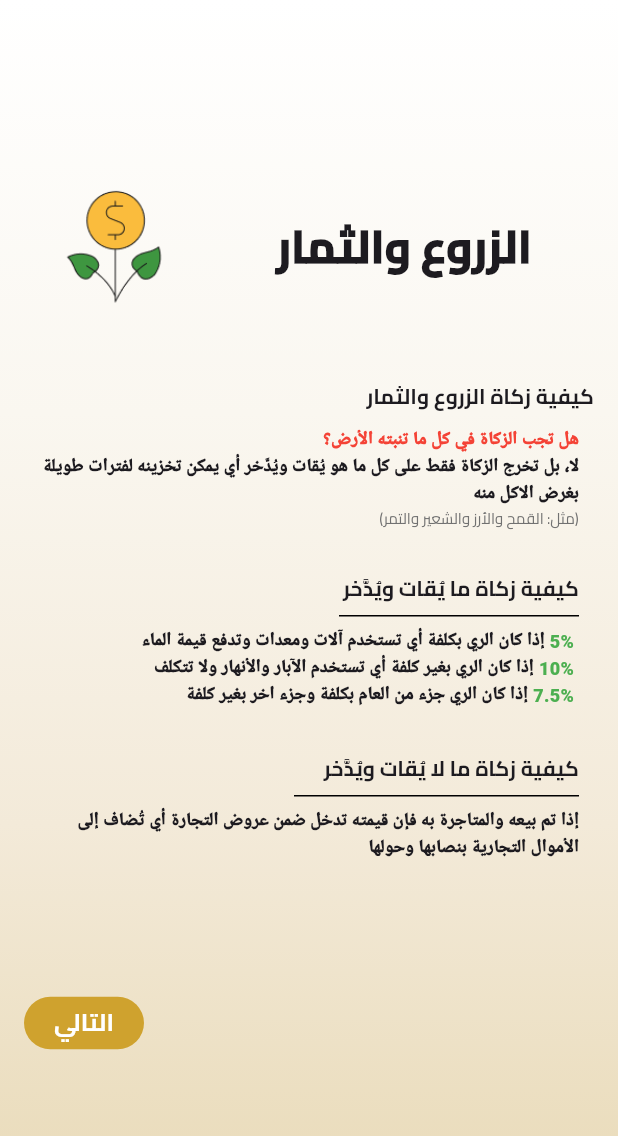
After one commit to Yousef0Salah/Ghina, a Flutter app: the CropsPage screen opened by its route, on a phone screen of 412 x 824 dp. The commit adds this screen. Shown: the top 1136 px of the screen. Run offline on Flutter 3.47's test engine with Material 3 defaults, Android fonts, the phone set to English and light mode, and no system bars; our stand-ins replace go_router; Roboto replaces fonts that are missing (Cairo-Medium).

Commit message:
finsh crops page

```diff
--- a/lib/app_router.dart
+++ b/lib/app_router.dart
@@ -3,21 +3,42 @@ import 'package:ghina/features/Personal%20Zakat/presentation/view/assets_heldFor
 import 'package:ghina/features/Personal%20Zakat/presentation/view/cach1_physicalAssets_page.dart';
 import 'package:ghina/features/Personal%20Zakat/presentation/view/cach2_physicalAssets_page.dart';
 import 'package:ghina/features/Personal%20Zakat/presentation/view/cach3_physicalAssets_page.dart';
+import 'package:ghina/features/Personal%20Zakat/presentation/view/crops_page.dart';
 import 'package:ghina/features/Personal%20Zakat/presentation/view/personal_zakat_page.dart';
 import 'package:ghina/features/chooseService/presentation/views/choose_service_page.dart';
 import 'package:ghina/features/chooseUser/presentation/views/choose_user_page.dart';
 import 'package:ghina/features/login/presentation/views/login_Page.dart';
 import 'package:go_router/go_router.dart';
 
-final GoRouter router = GoRouter(routes: [
-  GoRoute(path: '/', builder: (context, state) => LoginPage(),),
-  GoRoute(path: '/chooseUser', builder: (context, state) => ChooseUserPage(),),
-  GoRoute(path: '/chooseService', builder: (context, state) => ChooseServicePage(),),
-  GoRoute(path: '/kpis', builder: (context, state) => KpiPage(),),
-  GoRoute(path: '/personalZakat', builder: (context, state) => PersonalZakatPage(),),
-  GoRoute(path: '/cach1', builder: (context, state) => Cach1PhysicalassetsPage(),),
-  GoRoute(path: '/cach2', builder: (context, state) => Cach2PhysicalassetsPage(),),
-  GoRoute(path: '/cach3', builder: (context, state) => Cach3PhysicalassetsPage(),),
-  GoRoute(path: '/assets', builder: (context, state) => AssetsHeldforsalePage(),),
-
-]);
+final GoRouter router = GoRouter(
+  routes: [
+    GoRoute(path: '/', builder: (context, state) => LoginPage()),
+    GoRoute(path: '/chooseUser', builder: (context, state) => ChooseUserPage()),
+    GoRoute(
+      path: '/chooseService',
+      builder: (context, state) => ChooseServicePage(),
+    ),
+    GoRoute(path: '/kpis', builder: (context, state) => KpiPage()),
+    GoRoute(
+      path: '/personalZakat',
+      builder: (context, state) => PersonalZakatPage(),
+    ),
+    GoRoute(
+      path: '/cach1',
+      builder: (context, state) => Cach1PhysicalassetsPage(),
+    ),
+    GoRoute(
+      path: '/cach2',
+      builder: (context, state) => Cach2PhysicalassetsPage(),
+    ),
+    GoRoute(
+      path: '/cach3',
+      builder: (context, state) => Cach3PhysicalassetsPage(),
+    ),
+    GoRoute(
+      path: '/assets',
+      builder: (context, state) => AssetsHeldforsalePage(),
+    ),
+    GoRoute(path: '/crops', builder: (context, state) => CropsPage()),
+  ],
+);
--- /dev/null
+++ b/lib/features/Personal Zakat/presentation/view/crops_page.dart
@@ -0,0 +1,19 @@
+
+import 'package:flutter/material.dart';
+import 'package:ghina/const.dart';
+import 'package:ghina/features/Personal%20Zakat/presentation/view/widget/crops_page_body.dart';
+
+class CropsPage extends StatelessWidget {
+  const CropsPage({super.key});
+
+  @override
+  Widget build(BuildContext context) {
+    return Scaffold(
+      body: Container(
+        decoration: BoxDecoration(
+          gradient: bacgroundcolor,
+        ),
+        child: CropsPageBody()),
+    );
+  }
+}
--- a/lib/features/Personal Zakat/presentation/view/widget/assets_heldForSale_page_body.dart
+++ b/lib/features/Personal Zakat/presentation/view/widget/assets_heldForSale_page_body.dart
@@ -1,9 +1,9 @@
 import 'package:flutter/material.dart';
 import 'package:ghina/core/widget/custome_botton_small.dart';
 import 'package:ghina/features/Personal%20Zakat/presentation/view/widget/card_text_field.dart';
-import 'package:ghina/features/Personal%20Zakat/presentation/view/widget/custome_text_filed.dart';
 import 'package:ghina/features/Personal%20Zakat/presentation/view/widget/note_part.dart';
 import 'package:ghina/features/Personal%20Zakat/presentation/view/widget/title_page.dart';
+import 'package:go_router/go_router.dart';
 
 class AssetsHeldforsalePageBody extends StatelessWidget {
   const AssetsHeldforsalePageBody({super.key});
@@ -35,7 +35,7 @@ class AssetsHeldforsalePageBody extends StatelessWidget {
             note: '*إدخال بسعر البيع ',
           ),
           const SizedBox(height: 40),
-          CustomeBottonSmall(),
+          CustomeBottonSmall(onTap: () => context.push('/crops')),
         ],
       ),
     );
--- /dev/null
+++ b/lib/features/Personal Zakat/presentation/view/widget/crops_page_body.dart
@@ -0,0 +1,126 @@
+import 'package:flutter/material.dart';
+import 'package:ghina/core/styles.dart';
+import 'package:ghina/core/widget/custome_botton_small.dart';
+import 'package:ghina/features/Personal%20Zakat/presentation/view/widget/title_page.dart';
+
+class CropsPageBody extends StatelessWidget {
+  const CropsPageBody({super.key});
+
+  @override
+  Widget build(BuildContext context) {
+    return Padding(
+      padding: const EdgeInsets.all(16.0),
+      child: Column(
+        crossAxisAlignment: CrossAxisAlignment.end,
+        mainAxisAlignment: MainAxisAlignment.center,
+        children: [
+          TitlePage(
+            icon: 'assets/image/Personal Zakat/money-flower.png',
+            title: ' الزروع والثمار',
+          ),
+          const SizedBox(height: 50),
+          Column(
+            crossAxisAlignment: CrossAxisAlignment.end,
+            children: [
+              Text('كيفية زكاة الزروع والثمار', style: Styles.textStyle14),
+              Padding(
+                padding: const EdgeInsets.all(10),
+                child: Column(
+                  crossAxisAlignment: CrossAxisAlignment.end,
+                  children: [
+                    Text(
+                      'هل تجب الزكاة في كل ما تنبته الأرض؟',
+                      style: Styles.textStyle12.copyWith(color: Colors.red),
+                    ),
+                    Text(
+                      'لا، بل تخرج الزكاة فقط على كل ما هو يُقات ويُدَّخر أي يمكن تخزينه لفترات طويلة بغرض الاكل منه',
+                      style: Styles.textStyle12,
+                      textAlign: TextAlign.right,
+                    ),
+                    Text(
+                      '(مثل: القمح والأرز والشعير والتمر)',
+                      style: Styles.textStyle10.copyWith(
+                        color: Color(0xff717171),
+                      ),
+                    ),
+                    SizedBox(height: 30),
+                    Text(
+                      'كيفية زكاة ما يُقات ويُدَّخر',
+                      style: Styles.textStyle14,
+                    ),
+                    Divider(indent: 200, color: Colors.black),
+
+                    Row(
+                      mainAxisAlignment: MainAxisAlignment.start,
+                      textDirection: TextDirection.rtl,
+                      children: [
+                        Text(
+                          ' 5% ',
+                          style: Styles.textStyle12.copyWith(
+                            color: Colors.green,
+                          ),
+                        ),
+                        Text(
+                          ' إذا كان الري بكلفة أي تستخدم آلات ومعدات وتدفع قيمة الماء',
+                          style: Styles.textStyle12,
+                        ),
+                      ],
+                    ),
+                    Row(
+                      mainAxisAlignment: MainAxisAlignment.start,
+                      textDirection: TextDirection.rtl,
+                      children: [
+                        Text(
+                          ' 10% ',
+                          style: Styles.textStyle12.copyWith(
+                            color: Colors.green,
+                          ),
+                        ),
+                        Text(
+                          'إذا كان الري بغير كلفة أي تستخدم الآبار والأنهار ولا تتكلف',
+                          style: Styles.textStyle12,
+                        ),
+                      ],
+                    ),
+                    Row(
+                      mainAxisAlignment: MainAxisAlignment.start,
+                      textDirection: TextDirection.rtl,
+                      children: [
+                        Text(
+                          ' 7.5% ',
+                          style: Styles.textStyle12.copyWith(
+                            color: Colors.green,
+                          ),
+                        ),
+                        Text(
+                          'إذا كان الري جزء من العام بكلفة وجزء اخر بغير كلفة',
+                          style: Styles.textStyle12,
+                        ),
+                      ],
+                    ),
+
+                    SizedBox(height: 30),
+
+                    Text(
+                      'كيفية زكاة ما لا يُقات ويُدَّخر',
+                      style: Styles.textStyle14,
+                    ),
+                    Divider(indent: 170, color: Colors.black),
+
+                    Text(
+                      'إذا تم بيعه والمتاجرة به فإن قيمته تدخل ضمن عروض التجارة أي تُضاف إلى الأموال التجارية بنصابها وحولها',
+                      style: Styles.textStyle12,
+                      textAlign: TextAlign.right,
+                    ),
+                  ],
+                ),
+              ),
+              SizedBox(height: 80),
+              CustomeBottonSmall(),
+            ],
+          ),
+        ],
+      ),
+    );
+  }
+}
```
Also changed, not shown: lib/features/Personal Zakat/presentation/view/widget/section_title.dart (added, +28 -0 lines), lib/features/Personal Zakat/presentation/view/widget/zakat_info_page.dart (added, +94 -0 lines).
